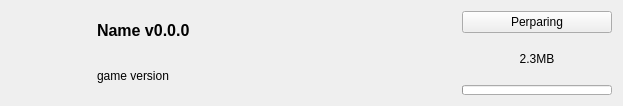
First picture: the form in src/ui/optifine/optifinemoditemwidget.ui, repository kaniol-lck/modmanager, before the edit.
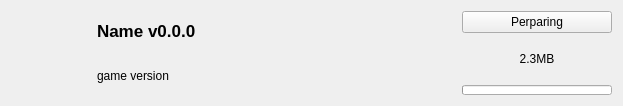
Second picture: the form after the edit. Icons and pictures are not drawn.

Diff of the .ui file:
```diff
--- a/src/ui/optifine/optifinemoditemwidget.ui
+++ b/src/ui/optifine/optifinemoditemwidget.ui
@@ -52,7 +52,7 @@
      </property>
      <property name="font">
       <font>
-       <pointsize>12</pointsize>
+       <pointsize>13</pointsize>
        <weight>75</weight>
        <bold>true</bold>
       </font>
```
